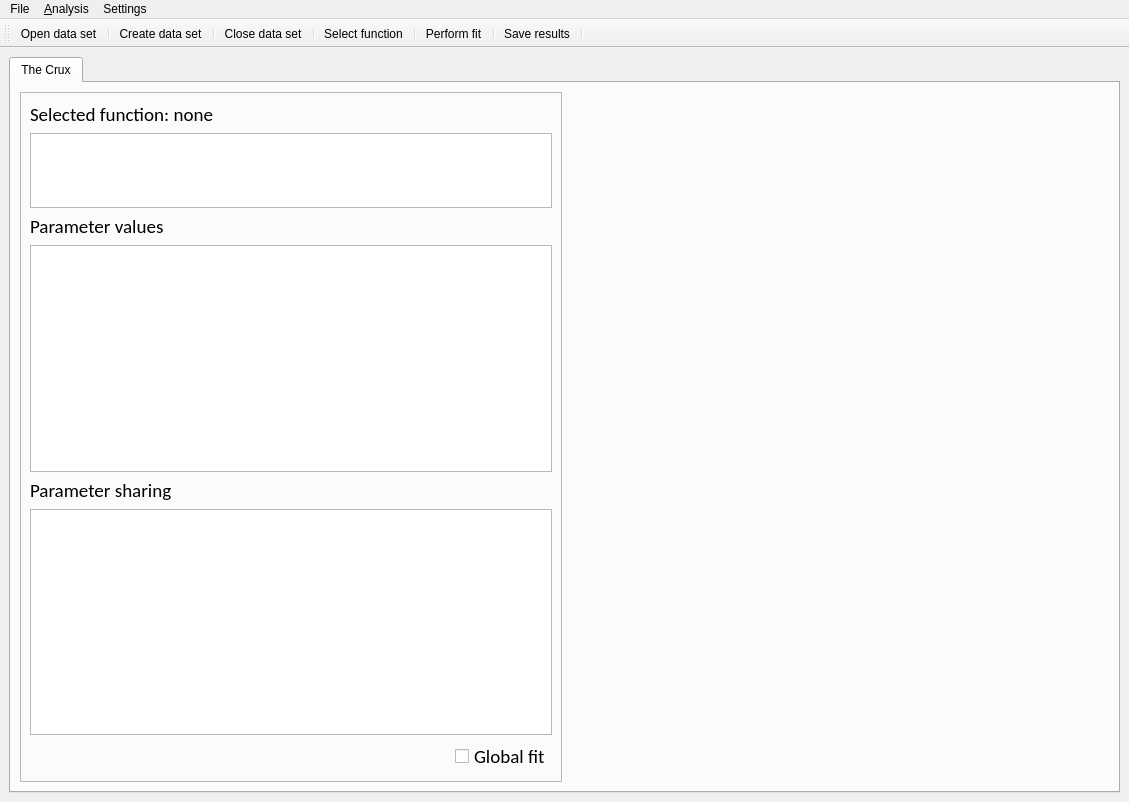
This is Resources/UI/blits.ui in ubenu/Blits as Qt 5 draws it before an edit. The edited form follows.
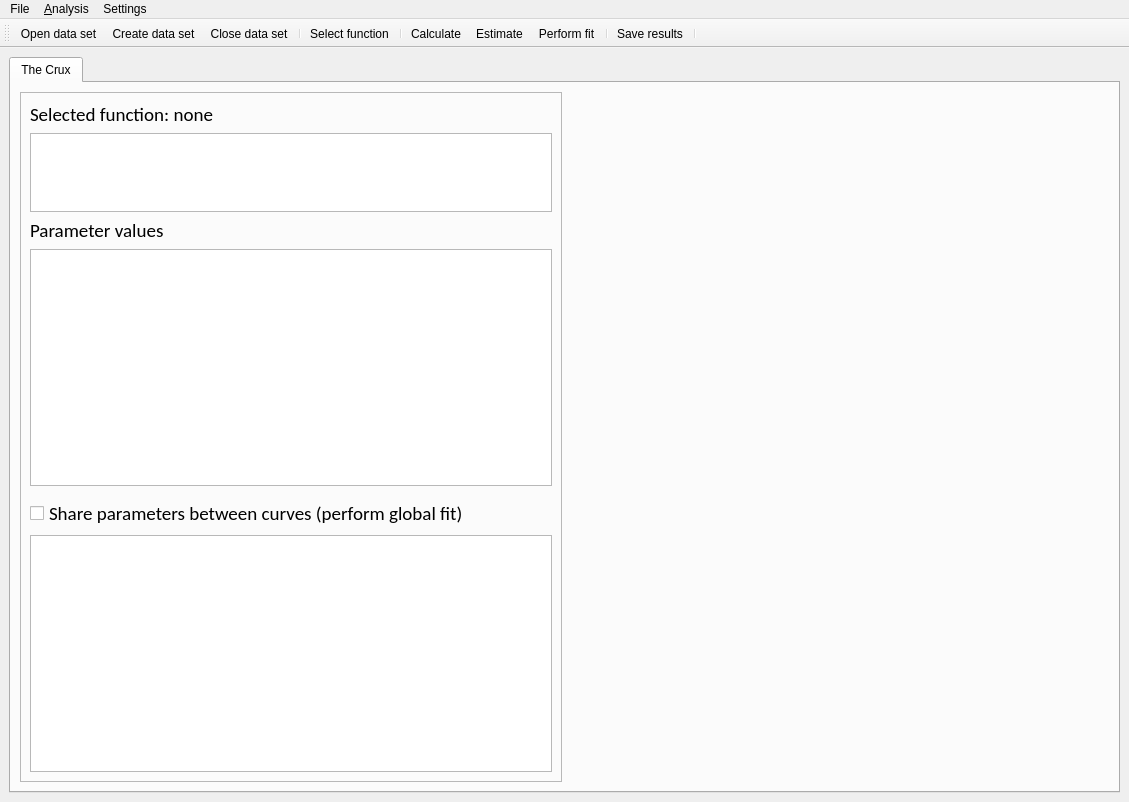
This is the edited form. Icons and pictures are not drawn.

Diff of the .ui file:
```diff
--- a/Resources/UI/blits.ui
+++ b/Resources/UI/blits.ui
@@ -130,13 +130,18 @@
             </widget>
            </item>
            <item>
-            <widget class="QLabel" name="label">
-             <property name="sizePolicy">
-              <sizepolicy hsizetype="Preferred" vsizetype="Fixed">
-               <horstretch>0</horstretch>
-               <verstretch>0</verstretch>
-              </sizepolicy>
-             </property>
+            <layout class="QHBoxLayout" name="horizontalLayout_3">
+             <item>
+              <widget class="QDialogButtonBox" name="bbox_fit">
+               <property name="standardButtons">
+                <set>QDialogButtonBox::NoButton</set>
+               </property>
+              </widget>
+             </item>
+            </layout>
+           </item>
+           <item>
+            <widget class="QCheckBox" name="chk_global">
              <property name="font">
               <font>
                <family>Calibri</family>
@@ -144,7 +149,7 @@
               </font>
              </property>
              <property name="text">
-              <string>Parameter sharing</string>
+              <string>Share parameters between curves (perform global fit)</string>
              </property>
             </widget>
            </item>
@@ -158,43 +163,6 @@
              </property>
             </widget>
            </item>
-           <item>
-            <layout class="QHBoxLayout" name="horizontalLayout_3">
-             <item>
-              <widget class="QDialogButtonBox" name="bbox_fit">
-               <property name="standardButtons">
-                <set>QDialogButtonBox::NoButton</set>
-               </property>
-              </widget>
-             </item>
-             <item>
-              <spacer name="horizontalSpacer">
-               <property name="orientation">
-                <enum>Qt::Horizontal</enum>
-               </property>
-               <property name="sizeHint" stdset="0">
-                <size>
-                 <width>40</width>
-                 <height>20</height>
-                </size>
-               </property>
-              </spacer>
-             </item>
-             <item>
-              <widget class="QCheckBox" name="chk_global">
-               <property name="font">
-                <font>
-                 <family>Calibri</family>
-                 <pointsize>14</pointsize>
-                </font>
-               </property>
-               <property name="text">
-                <string>Global fit</string>
-               </property>
-              </widget>
-             </item>
-            </layout>
-           </item>
           </layout>
          </widget>
         </item>
@@ -275,13 +243,13 @@
     <bool>false</bool>
    </attribute>
    <addaction name="action_open"/>
-   <addaction name="separator"/>
    <addaction name="action_create"/>
-   <addaction name="separator"/>
    <addaction name="action_close"/>
    <addaction name="separator"/>
    <addaction name="action_select_function"/>
    <addaction name="separator"/>
+   <addaction name="action_apply"/>
+   <addaction name="action_estimate"/>
    <addaction name="action_analyze"/>
    <addaction name="separator"/>
    <addaction name="action_save"/>
@@ -345,22 +313,12 @@
   </action>
   <action name="action_estimate">
    <property name="text">
-    <string>Set estimates</string>
+    <string>Estimate</string>
    </property>
   </action>
   <action name="action_apply">
    <property name="text">
-    <string>Apply current parameters</string>
-   </property>
-  </action>
-  <action name="action_global_fit">
-   <property name="text">
-    <string>Link parameters for global fit</string>
-   </property>
-  </action>
-  <action name="action_subsection">
-   <property name="text">
-    <string>Fit subsection</string>
+    <string>Calculate</string>
    </property>
   </action>
  </widget>
```
Left out of the diff: 2 changed lines with no effect on the pictures.
